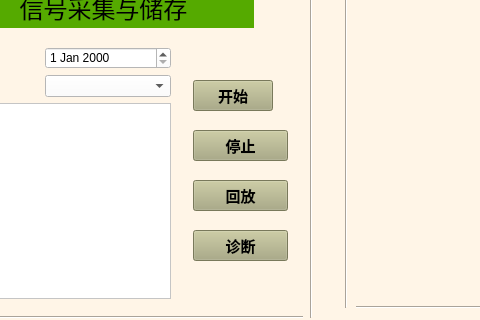
This is vibrationdialog.ui in zkqiu/robot_doctor as Qt 5 draws it before an edit; both pictures show x 167 to 647 and y 343 to 663 of the 1041 by 663 pixel window. The edited form follows.
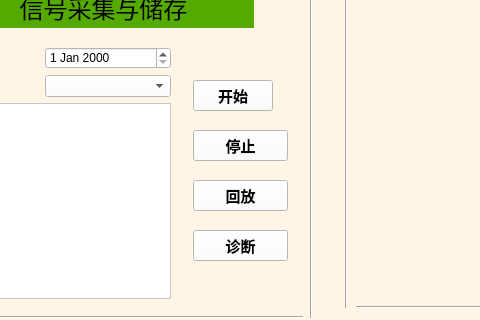
This is the edited form. Icons and pictures are not drawn. Custom widgets are drawn as their Qt base class.

The edit to the form file:
```diff
--- a/vibrationdialog.ui
+++ b/vibrationdialog.ui
@@ -196,7 +196,7 @@
        </font>
       </property>
       <property name="styleSheet">
-       <string notr="true">background-color: rgb(170, 170, 127);</string>
+       <string notr="true">background-color: rgb(255, 255, 255);</string>
       </property>
       <property name="text">
        <string>开始</string>
@@ -218,7 +218,8 @@
        </font>
       </property>
       <property name="styleSheet">
-       <string notr="true">background-color: rgb(170, 170, 127);</string>
+       <string notr="true">background-color: rgb(255, 255, 255);
+</string>
       </property>
       <property name="text">
        <string>停止</string>
@@ -240,7 +241,7 @@
        </font>
       </property>
       <property name="styleSheet">
-       <string notr="true">background-color: rgb(170, 170, 127);</string>
+       <string notr="true">background-color: rgb(255, 255, 255);</string>
       </property>
       <property name="text">
        <string>回放</string>
@@ -262,7 +263,7 @@
        </font>
       </property>
       <property name="styleSheet">
-       <string notr="true">background-color: rgb(170, 170, 127);</string>
+       <string notr="true">background-color: rgb(255, 255, 255);</string>
       </property>
       <property name="text">
        <string>诊断</string>
```
Left out of the diff: 14 changed lines with no effect on the pictures.
